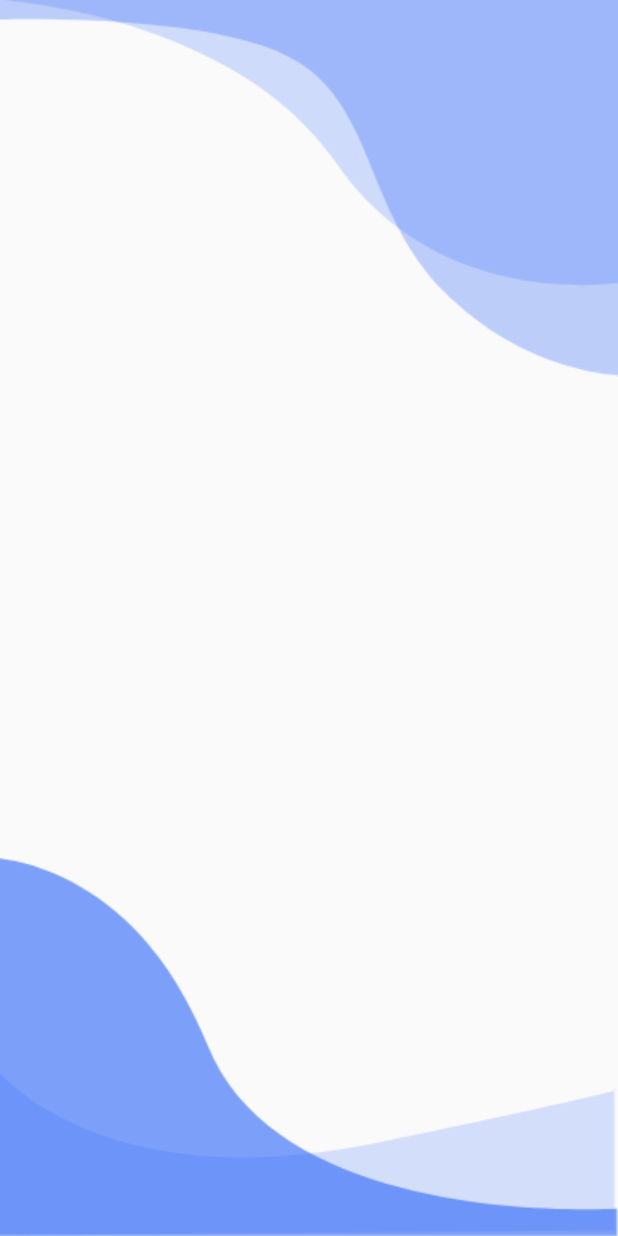
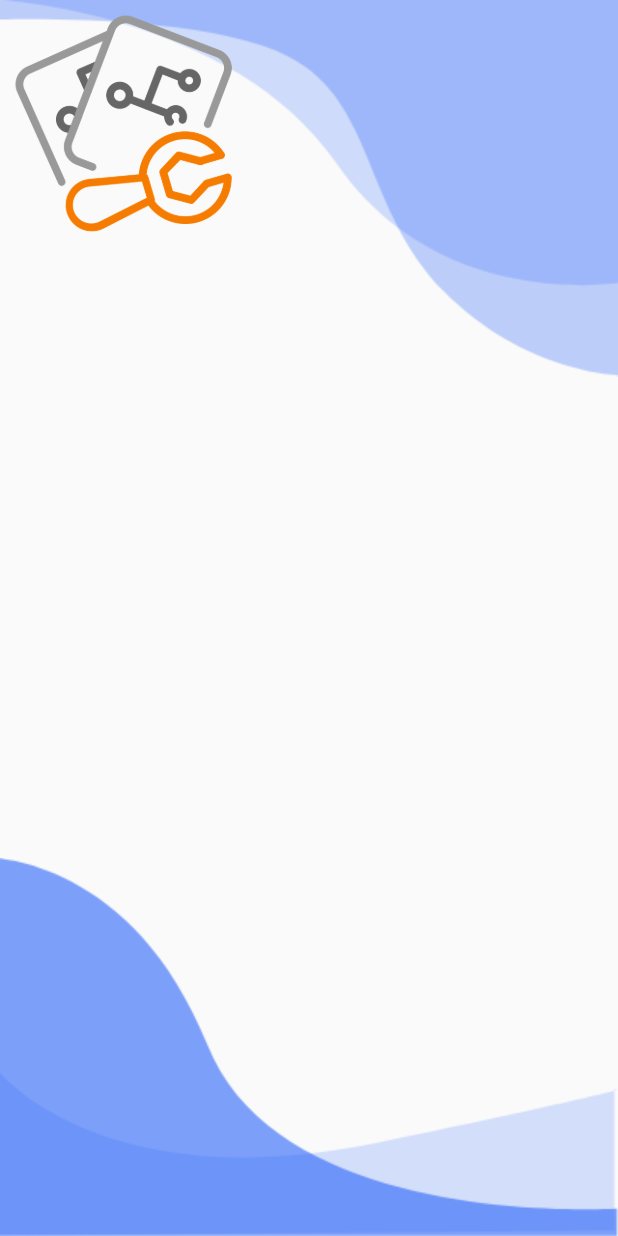
Before and after one commit to SYEDHAROONA/findtechnic, a Flutter app: the screen it shows after launch, on a phone screen of 412 x 824 dp. Run offline on Flutter 3.47's test engine with Material 2 defaults, Android fonts, the light colour scheme and no system bars.

Commit message:
logo design

```diff
--- a/lib/states/authen.dart
+++ b/lib/states/authen.dart
@@ -16,7 +16,13 @@ class _AuthenState extends State<Authen> {
     screenWidth = MediaQuery.of(context).size.width; //กำหนดให้ screenWidth มีขนาดเท่าความกว้างของจอ
     screenHeight = MediaQuery.of(context).size.height;
     return Scaffold(
-      body: MyStyle().buildBackground(screenWidth!, screenHeight!),
+      body: Stack(
+        children: [
+          MyStyle().buildBackground(screenWidth!, screenHeight!),
+          Container(width: screenWidth!*(0.4),//ใช้ container เพื่อให้object มีSize ตามที่เราต้องการ
+            child: MyStyle().showLogo()),
+        ],
+      ),
     );
   }
 }
--- a/lib/utility/my_style.dart
+++ b/lib/utility/my_style.dart
@@ -5,7 +5,12 @@ class MyStyle {
   Color primaryColor = Color(0xff39821a);
   Color lightColor = Color(0xff6bb249);
 
- SafeArea buildBackground(double screenWidth, double screenHeight) { //มาสร้าง background ไว้ตรงนี้เพื่อง่ายต่อการแก้พื้นหลังในอนาคต
+  Widget showLogo() => Image(
+    image: AssetImage('images/logo.png'),
+    );
+
+  SafeArea buildBackground(double screenWidth, double screenHeight) {
+    //มาสร้าง background ไว้ตรงนี้เพื่อง่ายต่อการแก้พื้นหลังในอนาคต
     return SafeArea(
         child: Container(
       width: screenWidth,
```
Lines whose indentation alone changed are shown as unchanged.
